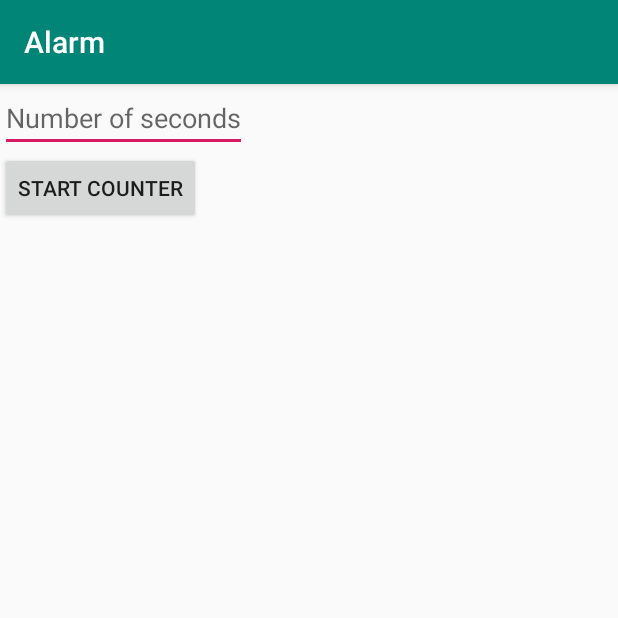
After one commit to MGMepk/PT14, an Android app: the AlarmActivity screen opened directly, with no data from a screen before it, on a phone screen of 412 x 824 dp, the top half of it. The commit adds this screen. Run offline under Robolectric (Android 15) with nearby library versions, the phone set to English and light mode, and no system bars.

Commit message:
Alarm Implemented

```diff
--- a/app/src/main/AndroidManifest.xml
+++ b/app/src/main/AndroidManifest.xml
@@ -3,6 +3,7 @@
     xmlns:tools="http://schemas.android.com/tools"
     package="com.dam.manuelgarcia.pt14">
 
+    <uses-permission android:name="android.permission.VIBRATE" />
     <uses-permission android:name="com.android.alarm.permission.SET_ALARM" />
     <uses-permission android:name="android.permission.SET_ALARM" />
     <uses-permission android:name="android.permission.CAMERA" />
@@ -19,6 +20,9 @@
         android:supportsRtl="true"
         android:theme="@style/AppTheme"
         tools:ignore="AllowBackup,GoogleAppIndexingWarning">
+        <receiver android:name="TimerReceiver" />
+
+        <activity android:name=".AlarmActivity" />
         <activity android:name=".Call">
             <meta-data
                 android:name="android.support.PARENT_ACTIVITY"
--- a/app/src/main/java/com/dam/manuelgarcia/pt14/Call.java
+++ b/app/src/main/java/com/dam/manuelgarcia/pt14/Call.java
@@ -23,6 +23,7 @@ public class Call extends AppCompatActivity {
     protected void onCreate(Bundle savedInstanceState) {
         super.onCreate(savedInstanceState);
         setContentView(R.layout.activity_call);
+        setTitle("Phone Call");
 
         phoneNumber = findViewById(R.id.phone_number);
         ImageView imageCall = findViewById(R.id.caller);
--- /dev/null
+++ b/app/src/main/res/layout/activity_alarm.xml
@@ -0,0 +1,26 @@
+<?xml version="1.0" encoding="utf-8"?>
+<LinearLayout xmlns:android="http://schemas.android.com/apk/res/android"
+    xmlns:tools="http://schemas.android.com/tools"
+    android:layout_width="match_parent"
+    android:orientation="vertical"
+    android:layout_height="match_parent"
+    tools:context="com.dam.manuelgarcia.pt14.AlarmActivity">
+
+
+    <EditText
+        android:id="@+id/time"
+        android:layout_width="wrap_content"
+        android:layout_height="wrap_content"
+        android:hint="@string/number_of_seconds"
+        android:inputType="numberDecimal"
+        tools:ignore="Autofill" />
+
+    <Button
+        android:id="@+id/ok"
+        android:layout_width="wrap_content"
+        android:layout_height="wrap_content"
+        android:onClick="startAlert"
+        android:text="@string/start_counter" />
+
+
+</LinearLayout>
--- a/app/src/main/res/layout/activity_show_picture.xml
+++ b/app/src/main/res/layout/activity_show_picture.xml
@@ -14,6 +14,7 @@
         android:layout_marginTop="200dp"
         android:layout_marginEnd="24dp"
         android:layout_marginBottom="88dp"
+        android:contentDescription="@string/image_from_gallery"
         android:src="@drawable/female"
         app:layout_constraintBottom_toTopOf="@+id/textView"
         app:layout_constraintEnd_toEndOf="parent"
@@ -29,7 +30,7 @@
         android:layout_marginStart="50dp"
         android:layout_marginTop="332dp"
         android:layout_marginBottom="100dp"
-        android:text="Clica sobre la imatge per triar foto de la galeria"
+        android:text="@string/clica"
         app:layout_constraintBottom_toBottomOf="parent"
         app:layout_constraintEnd_toEndOf="parent"
         app:layout_constraintHorizontal_bias="0.102"
--- a/app/src/main/res/menu/menu_scrolling.xml
+++ b/app/src/main/res/menu/menu_scrolling.xml
@@ -14,4 +14,10 @@
         android:title="@string/phone_call"
         app:showAsAction="never" />
 
+    <item
+        android:id="@+id/alarm_timer"
+        android:orderInCategory="100"
+        android:title="@string/alarm_timer"
+        app:showAsAction="never" />
+
 </menu>
--- a/app/src/main/res/values/strings.xml
+++ b/app/src/main/res/values/strings.xml
@@ -93,4 +93,9 @@
     <string name="alert">Alerta: Carrega el mòbil o s\'apagarà!!!! Té gana</string>
     <string name="phone_call">Phone Call</string>
     <string name="call">call</string>
+    <string name="clica">Clica sobre la imatge per triar foto de la galeria</string>
+    <string name="image_from_gallery">Image From Gallery</string>
+    <string name="start_counter">Start Counter</string>
+    <string name="number_of_seconds">Number of seconds</string>
+    <string name="alarm_timer">Alarm Timer</string>
 </resources>
```
Also changed, not shown: app/src/main/java/com/dam/manuelgarcia/pt14/AlarmActivity.java (added, +42 -0 lines), app/src/main/java/com/dam/manuelgarcia/pt14/ScrollingActivity.java (+43 -30 lines), app/src/main/java/com/dam/manuelgarcia/pt14/TimerReceiver.java (added, +21 -0 lines).
